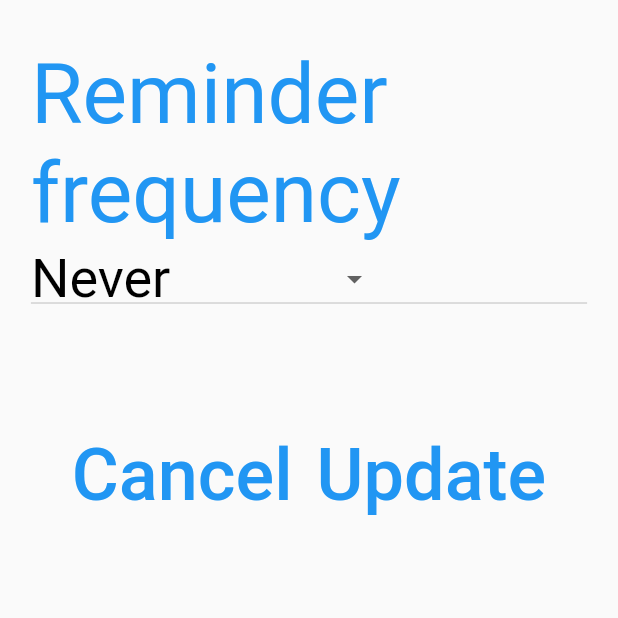
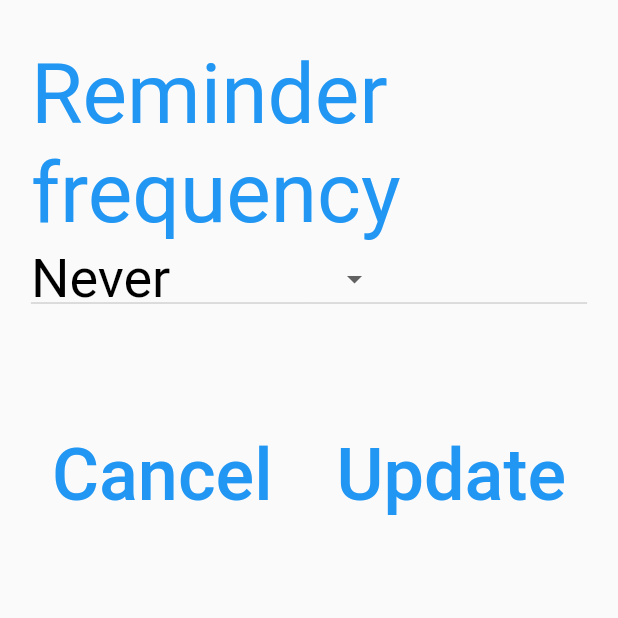
Before and after one commit to ElliotHarding/Rememberer, a Flutter app: the PageMemoryReminders screen opened directly with empty values, on a phone screen of 412 x 824 dp, the top half of it. Run offline on Flutter 3.47's test engine with Material 2 defaults, Android fonts, the phone set to English and light mode, and no system bars; our stand-ins replace fl_chart, flutter_local_notifications, flutter_native_timezone, hive, rxdart, timezone; accounts and stored records are empty.

Commit message:
wip - spacer progress

```diff
--- a/epilepsy_prevention/lib/page_memoryReminders.dart
+++ b/epilepsy_prevention/lib/page_memoryReminders.dart
@@ -165,9 +165,15 @@ class PageMemoryRemindersState extends State<PageMemoryReminders>
         const SizedBox(height: 10),
 
         Row(mainAxisAlignment: MainAxisAlignment.center, crossAxisAlignment: CrossAxisAlignment.center, children: <Widget>[
+          const Spacer(),
+
           TextButton(onPressed: () => onCancel(), child: Text("Cancel", style: Display.miniNavButtonTextStyle)),
 
-          TextButton(onPressed: () => onUpdate(), child: Text("Update", style: Display.miniNavButtonTextStyle))
+          const Spacer(),
+
+          TextButton(onPressed: () => onUpdate(), child: Text("Update", style: Display.miniNavButtonTextStyle)),
+
+          const Spacer()
         ]),
 
         const SizedBox(height: 10),
```
